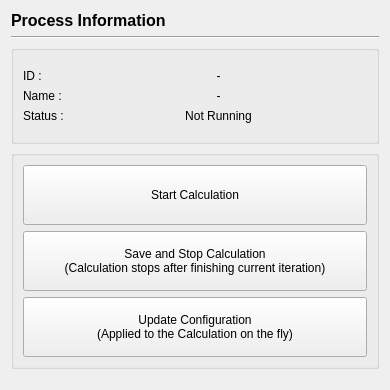
Qt form view/solution/process_information/process_information_page.ui (nextfoam/baram) before a commit.
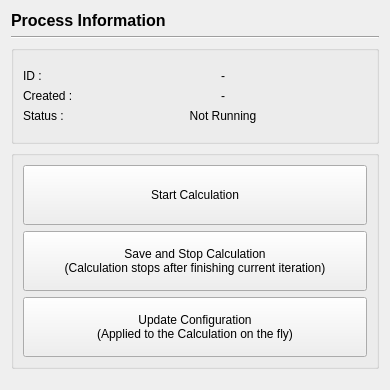
The same form after that commit.

```diff
--- a/view/solution/process_information/process_information_page.ui
+++ b/view/solution/process_information/process_information_page.ui
@@ -75,7 +75,7 @@
          <item row="1" column="0">
           <widget class="QLabel" name="label_3">
            <property name="text">
-            <string>Name :</string>
+            <string>Created :</string>
            </property>
           </widget>
          </item>
```
Left out of the diff: 2 changed lines with no effect on the pictures.
